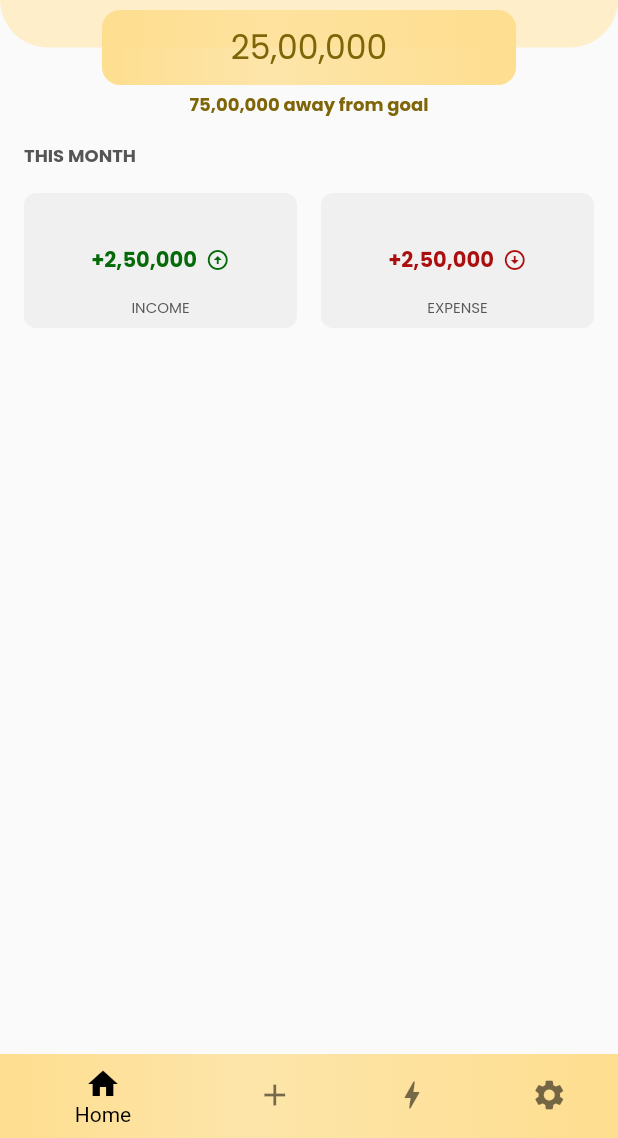
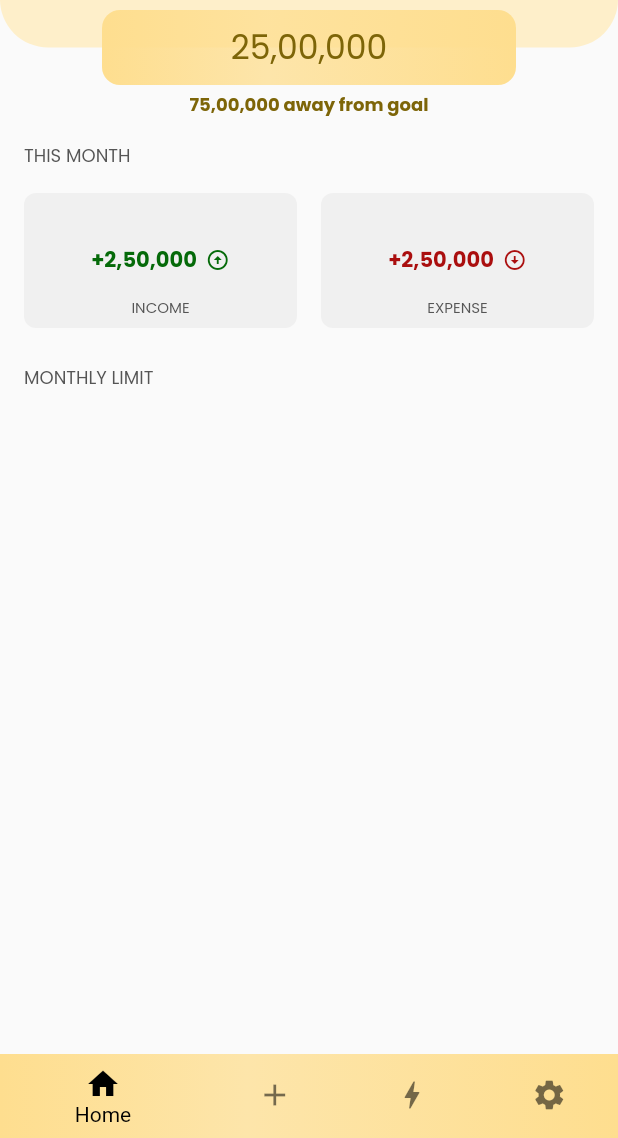
Before and after one commit to vigneshTheDev/kaas_flutter, a Flutter app: the screen it shows after launch, on a phone screen of 412 x 824 dp, the part 98-1236 px from its top. Run offline on Flutter 3.47's test engine with Material 2 defaults, Android fonts, the light colour scheme and no system bars; our stand-ins replace dotted_border, google_fonts.

Commit message:
extract card component

```diff
--- /dev/null
+++ b/lib/components/card.dart
@@ -0,0 +1,17 @@
+import 'package:flutter/material.dart';
+
+class KaasCard extends StatelessWidget {
+  final Widget child;
+  const KaasCard({Key? key, required Widget this.child}) : super(key: key);
+
+  @override
+  Widget build(BuildContext context) {
+    return Container(
+      decoration: BoxDecoration(
+        borderRadius: BorderRadius.circular(8),
+        color: const Color(0xFFF0F0F0),
+      ),
+      child: child,
+    );
+  }
+}
--- a/lib/components/income_expense_card.dart
+++ b/lib/components/income_expense_card.dart
@@ -1,4 +1,5 @@
 import 'package:flutter/material.dart';
+import 'package:kaas/components/card.dart';
 
 class IncomeExpenseCard extends StatelessWidget {
   final String label;
@@ -15,11 +16,7 @@ class IncomeExpenseCard extends StatelessWidget {
 
   @override
   Widget build(BuildContext context) {
-    return Container(
-      decoration: BoxDecoration(
-        borderRadius: BorderRadius.circular(8),
-        color: const Color(0xFFF0F0F0),
-      ),
+    return KaasCard(
       child: Column(children: [
         const SizedBox(
           height: 34,
--- a/lib/pages/home.dart
+++ b/lib/pages/home.dart
@@ -77,7 +77,6 @@ class _HomeState extends State<Home> {
               'THIS MONTH',
               style: TextStyle(
                 fontSize: 12,
-                fontWeight: FontWeight.bold,
                 color: Color(0xff555555),
               ),
             ),
@@ -104,7 +103,18 @@ class _HomeState extends State<Home> {
                 ),
               ],
             ),
-          )
+          ),
+          const YSpace(24),
+          const XPadding(
+            child: Text(
+              'MONTHLY LIMIT',
+              style: TextStyle(
+                fontSize: 12,
+                color: Color(0xff555555),
+              ),
+            ),
+          ),
+          const YSpace(16),
         ],
       ),
     );
```
